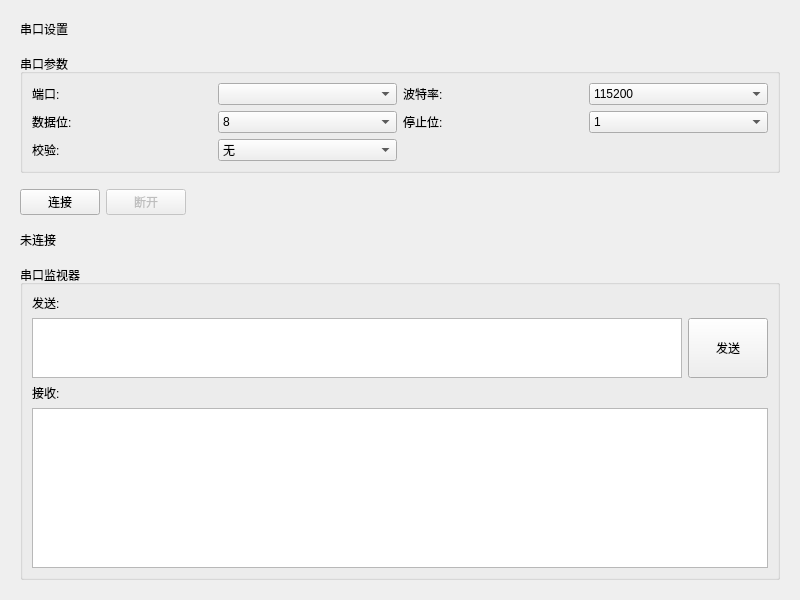
First picture: the form in src/ui/serial_panel.ui, repository IceSugarZxy/MARS-pro, before the edit.
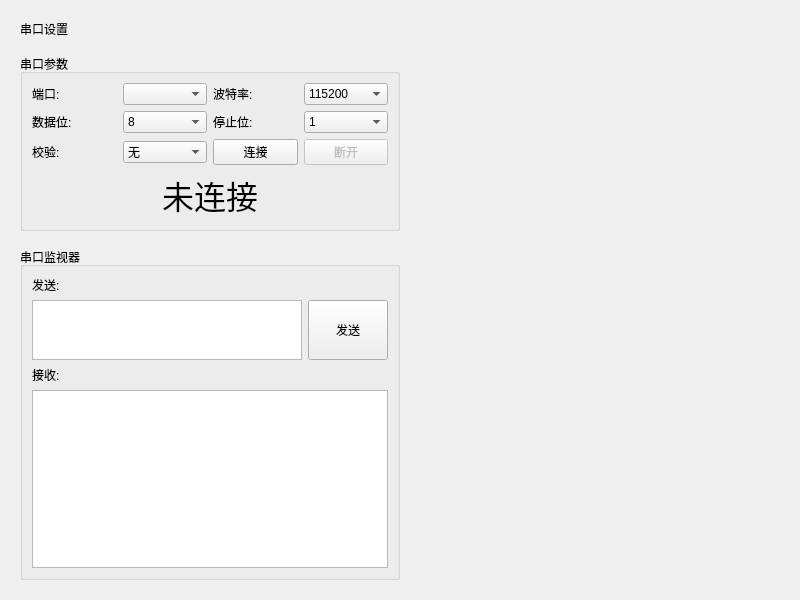
Second picture: the form after the edit.

```diff
--- a/src/ui/serial_panel.ui
+++ b/src/ui/serial_panel.ui
@@ -26,13 +26,82 @@
    <property name="bottomMargin">
     <number>20</number>
    </property>
-   <property name="horizontalSpacing">
+   <property name="spacing">
     <number>16</number>
    </property>
-   <property name="verticalSpacing">
-    <number>16</number>
-   </property>
-   <!-- 标题区域 -->
+   <item row="4" column="0">
+    <layout class="QVBoxLayout" name="monitor_section_layout">
+     <property name="leftMargin">
+      <number>0</number>
+     </property>
+     <property name="topMargin">
+      <number>0</number>
+     </property>
+     <property name="rightMargin">
+      <number>0</number>
+     </property>
+     <property name="bottomMargin">
+      <number>0</number>
+     </property>
+     <item>
+      <widget class="QGroupBox" name="monitor_group">
+       <property name="title">
+        <string>串口监视器</string>
+       </property>
+       <layout class="QVBoxLayout" name="monitor_layout">
+        <item>
+         <widget class="QLabel" name="label_send">
+          <property name="text">
+           <string>发送:</string>
+          </property>
+         </widget>
+        </item>
+        <item>
+         <layout class="QHBoxLayout" name="send_layout">
+          <item>
+           <widget class="QTextEdit" name="send_text">
+            <property name="maximumSize">
+             <size>
+              <width>16777215</width>
+              <height>60</height>
+             </size>
+            </property>
+           </widget>
+          </item>
+          <item>
+           <widget class="QPushButton" name="send_btn">
+            <property name="maximumSize">
+             <size>
+              <width>80</width>
+              <height>60</height>
+             </size>
+            </property>
+            <property name="text">
+             <string>发送</string>
+            </property>
+           </widget>
+          </item>
+         </layout>
+        </item>
+        <item>
+         <widget class="QLabel" name="label_receive">
+          <property name="text">
+           <string>接收:</string>
+          </property>
+         </widget>
+        </item>
+        <item>
+         <widget class="QTextEdit" name="receive_text">
+          <property name="readOnly">
+           <bool>true</bool>
+          </property>
+         </widget>
+        </item>
+       </layout>
+      </widget>
+     </item>
+    </layout>
+   </item>
    <item row="0" column="0">
     <widget class="QLabel" name="panel_title">
      <property name="text">
@@ -40,9 +109,7 @@
      </property>
     </widget>
    </item>
-   <!-- 串口参数区域 -->
    <item row="1" column="0">
-    <widget class="QWidget" name="param_section">
      <layout class="QVBoxLayout" name="param_section_layout">
       <property name="leftMargin">
        <number>0</number>
@@ -69,13 +136,10 @@
            </property>
           </widget>
          </item>
-         <item row="0" column="1">
-          <widget class="QComboBox" name="port_combo"/>
-         </item>
-         <item row="0" column="2">
-          <widget class="QLabel" name="label_baudrate">
+        <item row="2" column="0">
+         <widget class="QLabel" name="label_parity">
            <property name="text">
-            <string>波特率:</string>
+           <string>校验:</string>
            </property>
           </widget>
          </item>
@@ -126,10 +190,10 @@
            </item>
           </widget>
          </item>
-         <item row="1" column="0">
-          <widget class="QLabel" name="label_databits">
+        <item row="2" column="2">
+         <widget class="QPushButton" name="btnSuccess">
            <property name="text">
-            <string>数据位:</string>
+           <string>连接</string>
            </property>
           </widget>
          </item>
@@ -167,32 +231,6 @@
            </property>
           </widget>
          </item>
-         <item row="1" column="3">
-          <widget class="QComboBox" name="stopbits_combo">
-           <item>
-            <property name="text">
-             <string>1</string>
-            </property>
-           </item>
-           <item>
-            <property name="text">
-             <string>1.5</string>
-            </property>
-           </item>
-           <item>
-            <property name="text">
-             <string>2</string>
-            </property>
-           </item>
-          </widget>
-         </item>
-         <item row="2" column="0">
-          <widget class="QLabel" name="label_parity">
-           <property name="text">
-            <string>校验:</string>
-           </property>
-          </widget>
-         </item>
          <item row="2" column="1">
           <widget class="QComboBox" name="parity_combo">
            <item>
@@ -212,55 +250,74 @@
            </item>
           </widget>
          </item>
-         </layout>
-       </widget>
-      </item>
-     </layout>
-    </widget>
-   </item>
-   <!-- 连接按钮区域 -->
-   <item row="2" column="0">
-    <widget class="QWidget" name="btn_section">
-     <layout class="QVBoxLayout" name="btn_section_layout">
-      <property name="leftMargin">
-       <number>0</number>
-      </property>
-      <property name="topMargin">
-       <number>0</number>
-      </property>
-      <property name="rightMargin">
-       <number>0</number>
-      </property>
-      <property name="bottomMargin">
-       <number>0</number>
-      </property>
-      <item>
-       <layout class="QHBoxLayout" name="btn_layout">
-        <item>
-         <widget class="QPushButton" name="connect_btn">
-          <property name="text">
-           <string>连接</string>
-          </property>
-          <property name="objectName">
-           <string>btnSuccess</string>
-          </property>
-         </widget>
-        </item>
-        <item>
-         <widget class="QPushButton" name="disconnect_btn">
-          <property name="text">
-           <string>断开</string>
-          </property>
-          <property name="objectName">
-           <string>btnDanger</string>
-          </property>
+        <item row="2" column="3">
+         <widget class="QPushButton" name="btnDanger">
           <property name="enabled">
            <bool>false</bool>
           </property>
+          <property name="text">
+           <string>断开</string>
+          </property>
          </widget>
         </item>
+        <item row="0" column="1">
+         <widget class="QComboBox" name="port_combo"/>
+        </item>
+        <item row="0" column="2">
+         <widget class="QLabel" name="label_baudrate">
+          <property name="text">
+           <string>波特率:</string>
+          </property>
+         </widget>
+        </item>
+        <item row="1" column="0">
+         <widget class="QLabel" name="label_databits">
+          <property name="text">
+           <string>数据位:</string>
+          </property>
+         </widget>
+        </item>
+        <item row="1" column="3">
+         <widget class="QComboBox" name="stopbits_combo">
         <item>
-         <spacer name="btn_spacer">
+           <property name="text">
+            <string>1</string>
+           </property>
+          </item>
+          <item>
+           <property name="text">
+            <string>1.5</string>
+           </property>
+          </item>
+          <item>
+           <property name="text">
+            <string>2</string>
+           </property>
+          </item>
+         </widget>
+        </item>
+        <item row="3" column="0" colspan="4">
+         <widget class="QLabel" name="serial_status_label">
+          <property name="font">
+           <font>
+            <pointsize>24</pointsize>
+           </font>
+          </property>
+          <property name="text">
+           <string>未连接</string>
+          </property>
+          <property name="alignment">
+           <set>Qt::AlignCenter</set>
+          </property>
+         </widget>
+        </item>
+       </layout>
+      </widget>
+     </item>
+    </layout>
+   </item>
+   <item row="1" column="1">
+    <spacer name="horizontalSpacer">
           <property name="orientation">
            <enum>Qt::Horizontal</enum>
           </property>
@@ -271,98 +328,6 @@
            </size>
           </property>
          </spacer>
-        </item>
-       </layout>
-      </item>
-     </layout>
-    </widget>
-   </item>
-   <!-- 状态标签区域 -->
-   <item row="3" column="0">
-    <widget class="QLabel" name="status_label">
-     <property name="text">
-      <string>未连接</string>
-     </property>
-     <property name="objectName">
-      <string>serial_status_label</string>
-     </property>
-    </widget>
-   </item>
-   <!-- 串口监视器区域 -->
-   <item row="4" column="0">
-    <widget class="QWidget" name="monitor_section">
-     <layout class="QVBoxLayout" name="monitor_section_layout">
-      <property name="leftMargin">
-       <number>0</number>
-      </property>
-      <property name="topMargin">
-       <number>0</number>
-      </property>
-      <property name="rightMargin">
-       <number>0</number>
-      </property>
-      <property name="bottomMargin">
-       <number>0</number>
-      </property>
-      <item>
-       <widget class="QGroupBox" name="monitor_group">
-        <property name="title">
-         <string>串口监视器</string>
-        </property>
-        <layout class="QVBoxLayout" name="monitor_layout">
-         <item>
-          <widget class="QLabel" name="label_send">
-           <property name="text">
-            <string>发送:</string>
-           </property>
-          </widget>
-         </item>
-         <item>
-          <layout class="QHBoxLayout" name="send_layout">
-           <item>
-            <widget class="QTextEdit" name="send_text">
-             <property name="maximumSize">
-              <size>
-               <width>16777215</width>
-               <height>60</height>
-              </size>
-             </property>
-            </widget>
-           </item>
-           <item>
-            <widget class="QPushButton" name="send_btn">
-             <property name="text">
-              <string>发送</string>
-             </property>
-             <property name="maximumSize">
-              <size>
-               <width>80</width>
-               <height>60</height>
-              </size>
-             </property>
-            </widget>
-           </item>
-          </layout>
-         </item>
-         <item>
-          <widget class="QLabel" name="label_receive">
-           <property name="text">
-            <string>接收:</string>
-           </property>
-          </widget>
-         </item>
-         <item>
-          <widget class="QTextEdit" name="receive_text">
-           <property name="readOnly">
-            <bool>true</bool>
-           </property>
-          </widget>
-         </item>
-        </layout>
-       </widget>
-      </item>
-     </layout>
-    </widget>
    </item>
   </layout>
  </widget>
```
Lines whose indentation alone changed are shown as unchanged.
